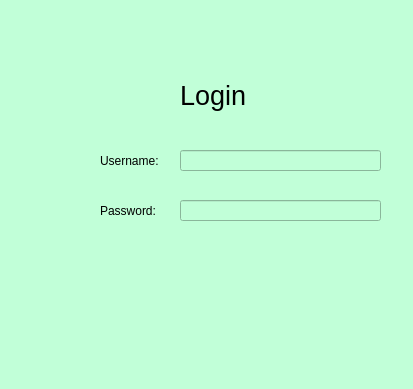
The window that UxUi/login_page.ui (GHTuan/NetworkApplicationP2P) describes before a commit, drawn with Qt 5.
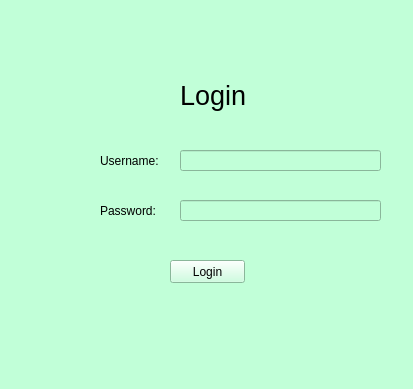
The same window after the commit.

Diff of the .ui file:
```diff
--- a/UxUi/login_page.ui
+++ b/UxUi/login_page.ui
@@ -106,6 +106,23 @@
      </rect>
     </property>
    </widget>
+   <widget class="QPushButton" name="loginButton">
+    <property name="geometry">
+     <rect>
+      <x>170</x>
+      <y>260</y>
+      <width>75</width>
+      <height>23</height>
+     </rect>
+    </property>
+    <property name="styleSheet">
+     <string notr="true">font: 75 10pt &quot;MS Shell Dlg 2&quot;;
+font: 8pt &quot;MS Shell Dlg 2&quot;;</string>
+    </property>
+    <property name="text">
+     <string>Login</string>
+    </property>
+   </widget>
   </widget>
   <widget class="QStatusBar" name="statusbar"/>
  </widget>
```
Left out of the diff: 12 changed lines with no effect on the pictures.
